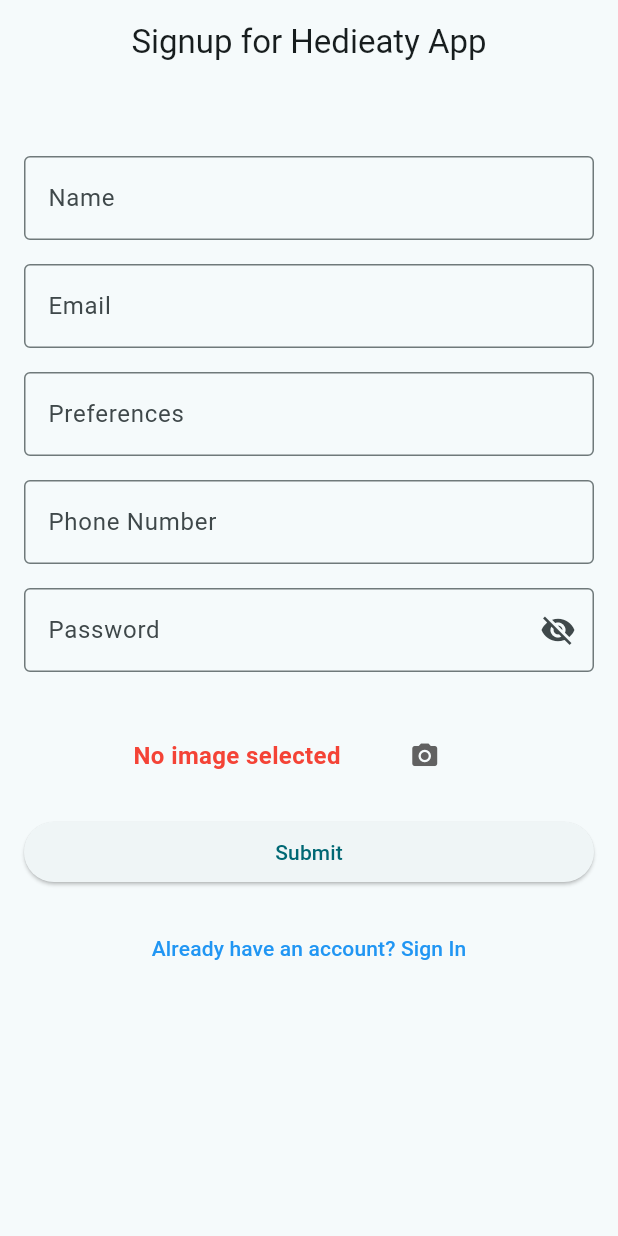
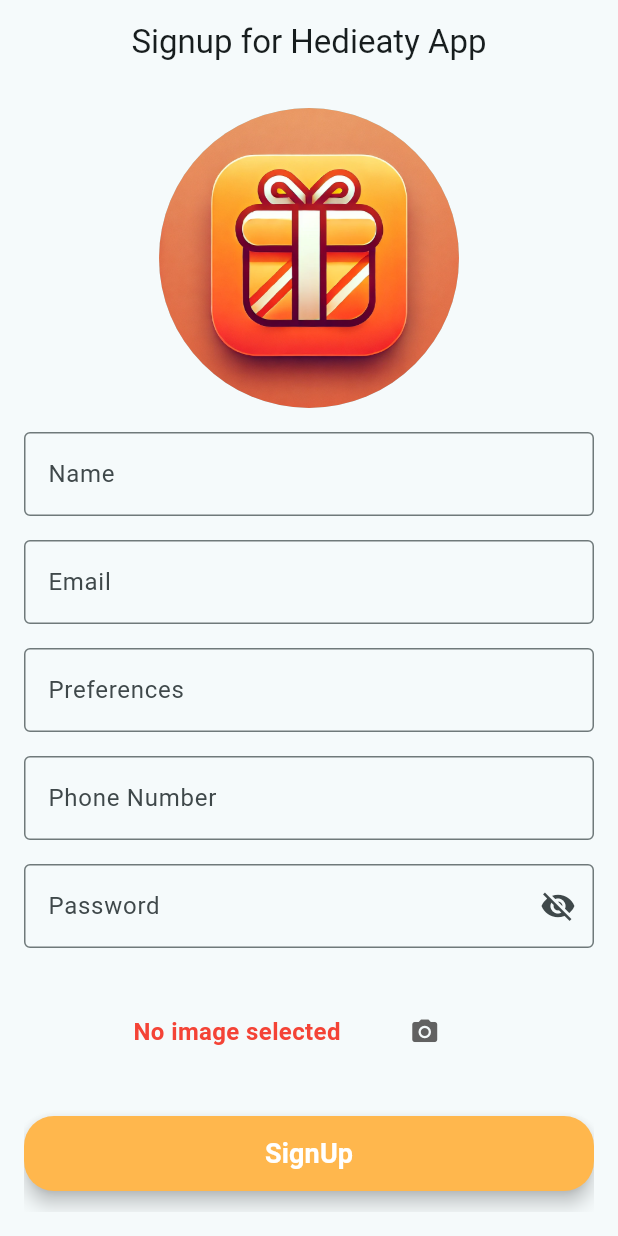
Before and after one commit to KarimBassel/Hedieaty-Mobile-Application, a Flutter app: the screen it shows after launch, on a phone screen of 412 x 824 dp. Run offline on Flutter 3.47's test engine with Material 3 defaults, Android fonts, the phone set to English and light mode, and no system bars; our stand-ins replace flutter_native_contact_picker, image_picker, sqflite; missing offline and left inert: a package; accounts and stored records are empty.

Commit message:
Minor Changes

```diff
--- a/lib/EventList.dart
+++ b/lib/EventList.dart
@@ -127,7 +127,6 @@
                     event: event,
                     isOwner: widget.isOwner,
                     User: widget.User,
-                    friend: widget.friend,
                   ),
                 ),
               );
--- a/lib/SignUp.dart
+++ b/lib/SignUp.dart
@@ -99,15 +99,16 @@
       ),
       body: Padding(
         padding: const EdgeInsets.all(16.0),
-        child: SingleChildScrollView(
         child: Form(
           key: _formKey,
-            child: Column(
-              crossAxisAlignment: CrossAxisAlignment.stretch,
+          child: ListView(
             children: [
-                SizedBox(height: 16),
-                // Image Picker Section
-
+              Center(
+                child: CircleAvatar(
+                  radius: 100, // Adjust the size of the avatar
+                  backgroundImage: AssetImage('Assets/logo.webp'), // Logo as background
+                ),
+              ),
               SizedBox(height: 16),
               // Name Field
               TextFormField(
@@ -188,7 +189,7 @@
                 },
               ),
               SizedBox(height: 16),
-
+              // Image Picker Section
               Center(
                 child: Row(
                   mainAxisAlignment: MainAxisAlignment.center,
@@ -201,9 +202,7 @@
                         fontWeight: FontWeight.bold,
                       ),
                     ),
-
                     SizedBox(width: 16),
-
                     GestureDetector(
                       onTap: _pickImage,
                       child: CircleAvatar(
@@ -214,22 +213,39 @@
                           size: 20,
                           color: Colors.grey[700],
                         ),
-
                       ),
                     ),
-                      // Space between icon and text
-                      // Text indicating the selection status
-
                   ],
                 ),
               ),
-                SizedBox(width: 16),
+              SizedBox(height: 16),
               // Submit Button
+              // ElevatedButton(
+              //   onPressed: () {
+              //     _submitForm(context);
+              //   },
+              //   child: Text('Submit'),
+              // ),
               ElevatedButton(
-                  onPressed: () {
+                onPressed:(){
                   _submitForm(context);
-                  },
-                  child: Text('Submit'),
+                } ,
+                style: ElevatedButton.styleFrom(
+                  backgroundColor: Colors.orange[300],
+                  padding: EdgeInsets.symmetric(vertical: 12),
+                  shape: RoundedRectangleBorder(
+                    borderRadius: BorderRadius.circular(20),
+                  ),
+                  elevation: 5,
+                ),
+                child: Text(
+                  "SignUp",
+                  style: TextStyle(
+                    fontSize: 18,
+                    fontWeight: FontWeight.bold,
+                    color: Colors.white,
+                  ),
+                ),
               ),
               SizedBox(height: 16),
               // Link to SignIn page
@@ -249,7 +265,7 @@
           ),
         ),
       ),
-      ),
     );
   }
+
 }
--- a/pubspec.yaml
+++ b/pubspec.yaml
@@ -56,6 +56,8 @@
 
 # The following section is specific to Flutter packages.
 flutter:
+  assets:
+    - Assets/logo.webp
 
   # The following line ensures that the Material Icons font is
   # included with your application, so that you can use the icons in
```
Also changed, not shown: lib/GiftDetails.dart (+28 -13 lines), lib/GiftList.dart (+7 -6 lines), lib/Home.dart (+4 -8 lines), lib/SignIn.dart (+31 -5 lines), Assets/logo.webp (added). Lines whose indentation alone changed are shown as unchanged.
